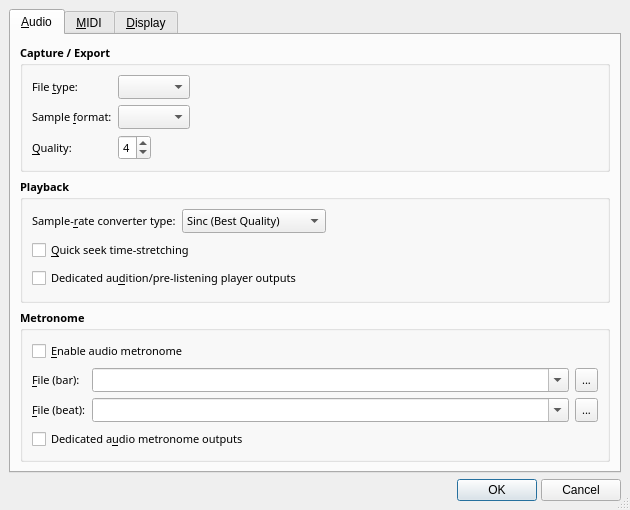
rncbc/qtractor, file src/qtractorOptionsForm.ui: the form before one commit.
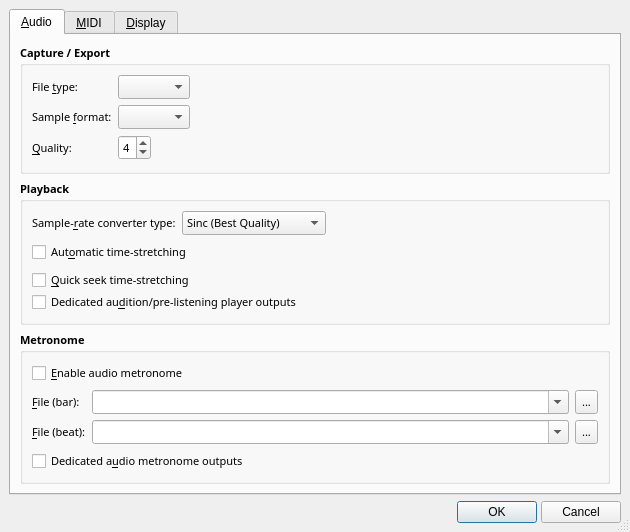
The form after the commit. Icons and pictures are not drawn.

Commit message: - Automatic time-stretching for all audio clips when session tempo   changes, may now be disabled/enabled as a global session option   (see View/Options.../Audio/Playback/Automatic time-stretching).

What changed in the file:
```diff
--- a/src/qtractorOptionsForm.ui
+++ b/src/qtractorOptionsForm.ui
@@ -398,6 +398,30 @@
            </widget>
           </item>
           <item row="1" column="0" colspan="3" >
+           <widget class="QCheckBox" name="AudioAutoTimeStretchCheckBox" >
+            <property name="font" >
+             <font>
+              <family>Sans Serif</family>
+              <pointsize>8</pointsize>
+              <weight>50</weight>
+              <italic>false</italic>
+              <bold>false</bold>
+              <underline>false</underline>
+              <strikeout>false</strikeout>
+             </font>
+            </property>
+            <property name="toolTip" >
+             <string>Whether to apply time-stretching when tempo changes</string>
+            </property>
+            <property name="text" >
+             <string>Aut&amp;omatic time-stretching</string>
+            </property>
+            <property name="shortcut" >
+             <string>Alt+O</string>
+            </property>
+           </widget>
+          </item>
+          <item row="2" column="0" colspan="3" >
            <widget class="QCheckBox" name="AudioQuickSeekCheckBox" >
             <property name="font" >
              <font>
@@ -421,7 +445,7 @@
             </property>
            </widget>
           </item>
-          <item row="2" column="0" colspan="3" >
+          <item row="3" column="0" colspan="3" >
            <widget class="QCheckBox" name="AudioPlayerBusCheckBox" >
             <property name="font" >
              <font>
```
Left out of the diff: 3 changed lines with no effect on the pictures. The commit also changes 11 other files.
